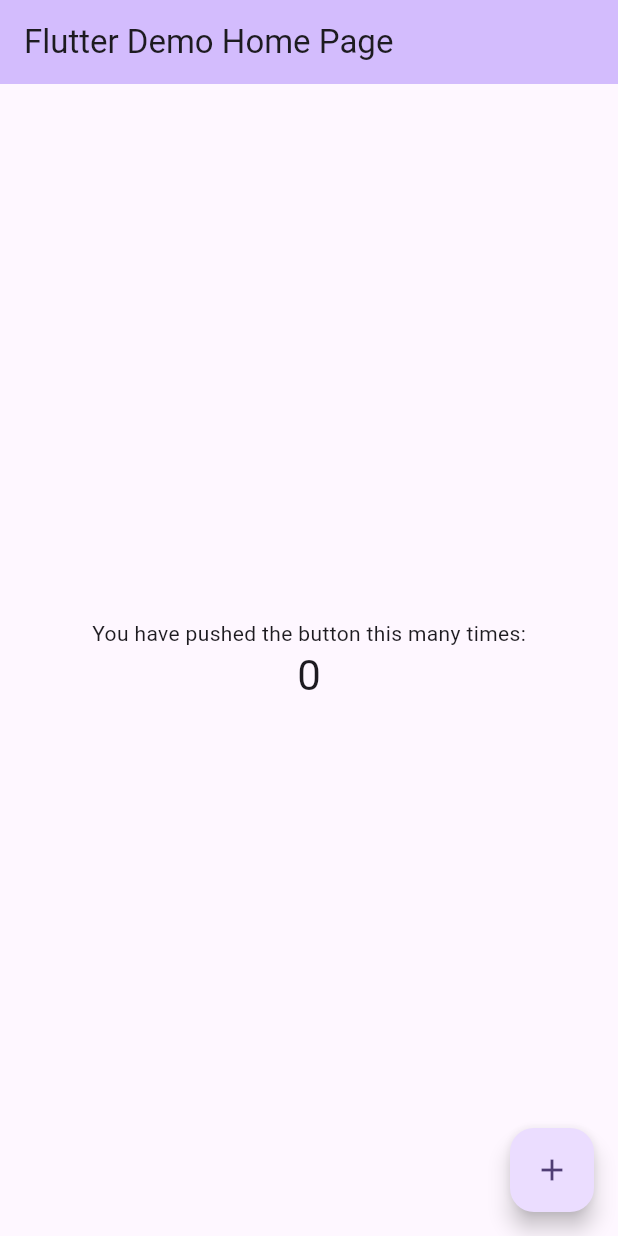
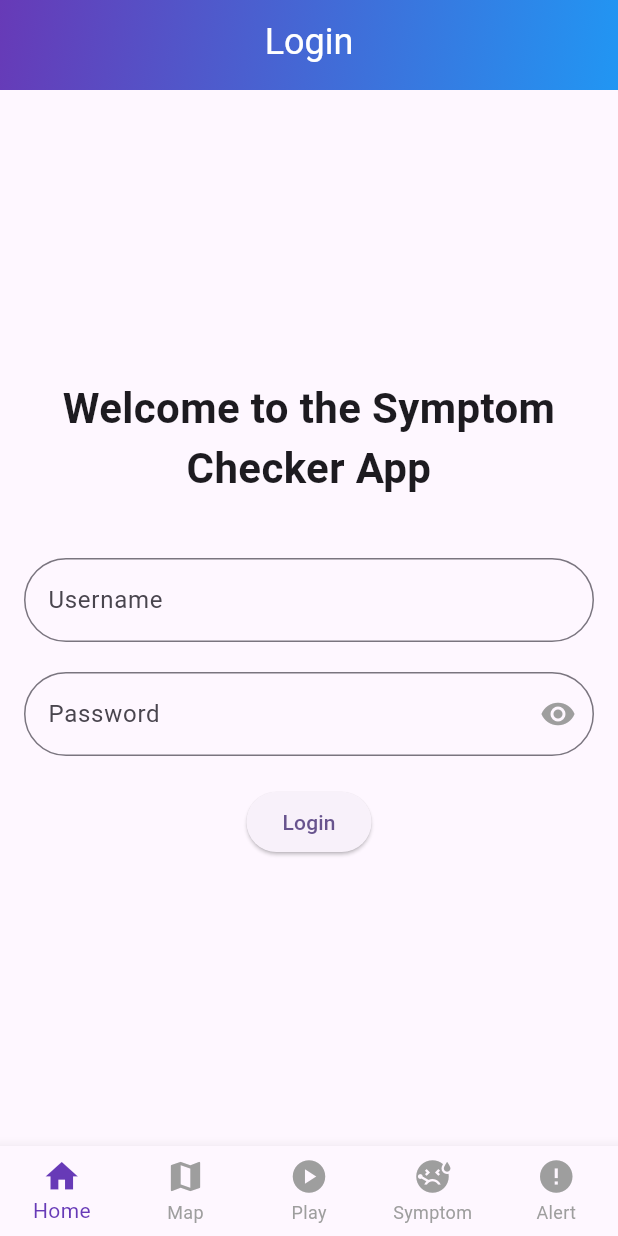
Before and after one commit to DanialBrah/FirstAid, a Flutter app: the screen it shows after launch, on a phone screen of 412 x 824 dp. Run offline on Flutter 3.47's test engine with Material 2 defaults, Android fonts, the phone set to English and light mode, and no system bars.

Commit message:
3 Interface Draft (Login, SymptomChecker, Critical Emergency

```diff
--- a/lib/main.dart
+++ b/lib/main.dart
@@ -1,4 +1,6 @@
 import 'package:flutter/material.dart';
+import 'symptomchecker.dart'; // Import the symptom checker page
+import 'criticalemergency.dart'; // Import the critical emergency page
 
 void main() {
   runApp(const MyApp());
@@ -7,46 +9,21 @@
 class MyApp extends StatelessWidget {
   const MyApp({super.key});
 
-  // This widget is the root of your application.
   @override
   Widget build(BuildContext context) {
     return MaterialApp(
-      title: 'Flutter Demo',
+      title: 'Symptom Checker App',
       theme: ThemeData(
-        // This is the theme of your application.
-        //
-        // TRY THIS: Try running your application with "flutter run". You'll see
-        // the application has a blue toolbar. Then, without quitting the app,
-        // try changing the seedColor in the colorScheme below to Colors.green
-        // and then invoke "hot reload" (save your changes or press the "hot
-        // reload" button in a Flutter-supported IDE, or press "r" if you used
-        // the command line to start the app).
-        //
-        // Notice that the counter didn't reset back to zero; the application
-        // state is not lost during the reload. To reset the state, use hot
-        // restart instead.
-        //
-        // This works for code too, not just values: Most code changes can be
-        // tested with just a hot reload.
         colorScheme: ColorScheme.fromSeed(seedColor: Colors.deepPurple),
         useMaterial3: true,
       ),
-      home: const MyHomePage(title: 'Flutter Demo Home Page'),
+      home: const MyHomePage(title: 'Login Page'),
     );
   }
 }
 
 class MyHomePage extends StatefulWidget {
   const MyHomePage({super.key, required this.title});
-
-  // This widget is the home page of your application. It is stateful, meaning
-  // that it has a State object (defined below) that contains fields that affect
-  // how it looks.
-
-  // This class is the configuration for the state. It holds the values (in this
-  // case the title) provided by the parent (in this case the App widget) and
-  // used by the build method of the State. Fields in a Widget subclass are
-  // always marked "final".
 
   final String title;
 
@@ -55,71 +32,159 @@
 }
 
 class _MyHomePageState extends State<MyHomePage> {
-  int _counter = 0;
+  final TextEditingController _usernameController = TextEditingController();
+  final TextEditingController _passwordController = TextEditingController();
+  bool _obscurePassword = true; // To toggle password visibility
+  int _selectedIndex = 0; // Default index for BottomNavigationBar
 
-  void _incrementCounter() {
+  void _onItemTapped(int index) {
     setState(() {
-      // This call to setState tells the Flutter framework that something has
-      // changed in this State, which causes it to rerun the build method below
-      // so that the display can reflect the updated values. If we changed
-      // _counter without calling setState(), then the build method would not be
-      // called again, and so nothing would appear to happen.
-      _counter++;
+      _selectedIndex = index;
+      if (index == 3) { // If "Symptom" is tapped
+        Navigator.push(
+          context,
+          MaterialPageRoute(builder: (context) => const SymptomCheckerPage()),
+        );
+      }
     });
+  }
+
+  void _login() {
+    // Here you would typically handle the login logic
+    String username = _usernameController.text;
+    String password = _passwordController.text;
+
+    // For demonstration, just print the values
+    print('Username: $username, Password: $password');
+
+    // You can also navigate to the SymptomCheckerPage after successful login
+    Navigator.push(
+      context,
+      MaterialPageRoute(builder: (context) => const SymptomCheckerPage()),
+    );
   }
 
   @override
   Widget build(BuildContext context) {
-    // This method is rerun every time setState is called, for instance as done
-    // by the _incrementCounter method above.
-    //
-    // The Flutter framework has been optimized to make rerunning build methods
-    // fast, so that you can just rebuild anything that needs updating rather
-    // than having to individually change instances of widgets.
     return Scaffold(
-      appBar: AppBar(
-        // TRY THIS: Try changing the color here to a specific color (to
-        // Colors.amber, perhaps?) and trigger a hot reload to see the AppBar
-        // change color while the other colors stay the same.
-        backgroundColor: Theme.of(context).colorScheme.inversePrimary,
-        // Here we take the value from the MyHomePage object that was created by
-        // the App.build method, and use it to set our appbar title.
-        title: Text(widget.title),
+      appBar: PreferredSize(
+        preferredSize: const Size.fromHeight(60.0),
+        child: AppBar(
+          flexibleSpace: Container(
+            decoration: const BoxDecoration(
+              gradient: LinearGradient(
+                colors: [Colors.deepPurple, Colors.blue],
+                begin: Alignment.topLeft,
+                end: Alignment.bottomRight,
               ),
-      body: Center(
-        // Center is a layout widget. It takes a single child and positions it
-        // in the middle of the parent.
+            ),
+          ),
+          title: const Text('Login', style: TextStyle(fontSize: 24, color: Colors.white)), // Set text color to white
+          centerTitle: true,
+          backgroundColor: Colors.transparent,
+          elevation: 0,
+        ),
+      ),
+      body: Padding(
+        padding: const EdgeInsets.all(16.0),
+        child: Center(
           child: Column(
-          // Column is also a layout widget. It takes a list of children and
-          // arranges them vertically. By default, it sizes itself to fit its
-          // children horizontally, and tries to be as tall as its parent.
-          //
-          // Column has various properties to control how it sizes itself and
-          // how it positions its children. Here we use mainAxisAlignment to
-          // center the children vertically; the main axis here is the vertical
-          // axis because Columns are vertical (the cross axis would be
-          // horizontal).
-          //
-          // TRY THIS: Invoke "debug painting" (choose the "Toggle Debug Paint"
-          // action in the IDE, or press "p" in the console), to see the
-          // wireframe for each widget.
             mainAxisAlignment: MainAxisAlignment.center,
             children: <Widget>[
               const Text(
-              'You have pushed the button this many times:',
+                'Welcome to the Symptom Checker App',
+                style: TextStyle(fontSize: 28, fontWeight: FontWeight.bold),
+                textAlign: TextAlign.center,
               ),
-            Text(
-              '$_counter',
-              style: Theme.of(context).textTheme.headlineMedium,
+              const SizedBox(height: 40),
+              _buildRoundedInputField(
+                controller: _usernameController,
+                labelText: 'Username',
+              ),
+              const SizedBox(height: 20),
+              _buildRoundedInputField(
+                controller: _passwordController,
+                labelText: 'Password',
+                obscureText: _obscurePassword,
+                suffixIcon: IconButton(
+                  icon: Icon(
+                    _obscurePassword ? Icons.visibility : Icons.visibility_off,
+                    color: Colors.grey,
+                  ),
+                  onPressed: () {
+                    setState(() {
+                      _obscurePassword = !_obscurePassword; // Toggle password visibility
+                    });
+                  },
+                ),
+              ),
+              const SizedBox(height: 20),
+              ElevatedButton(
+                onPressed: _login,
+                style: ElevatedButton.styleFrom(
+                  shape: RoundedRectangleBorder(
+                    borderRadius: BorderRadius.circular(30), // Rounded button
+                  ),
+                ),
+                child: const Text('Login'),
               ),
             ],
           ),
         ),
-      floatingActionButton: FloatingActionButton(
-        onPressed: _incrementCounter,
-        tooltip: 'Increment',
-        child: const Icon(Icons.add),
-      ), // This trailing comma makes auto-formatting nicer for build methods.
+      ),
+      bottomNavigationBar: BottomNavigationBar(
+        type: BottomNavigationBarType.fixed,
+        currentIndex: _selectedIndex,
+        items: const <BottomNavigationBarItem>[
+          BottomNavigationBarItem(
+            icon: Icon(Icons.home, size: 26),
+            label: 'Home',
+          ),
+          BottomNavigationBarItem(
+            icon: Icon(Icons.map, size: 26),
+            label: 'Map',
+          ),
+          BottomNavigationBarItem(
+            icon: Icon(Icons.play_circle, size: 26),
+            label: 'Play',
+          ),
+          BottomNavigationBarItem(
+            icon: Icon(Icons.sick, size: 26),
+            label: 'Symptom',
+          ),
+          BottomNavigationBarItem(
+            icon: Icon(Icons.error, size: 26),
+            label: 'Alert',
+          ),
+        ],
+        selectedItemColor: Colors.deepPurple,
+        unselectedItemColor: Colors.grey,
+        onTap: _onItemTapped,
+      ),
+    );
+  }
+
+  Widget _buildRoundedInputField({
+    required TextEditingController controller,
+    required String labelText,
+    bool obscureText = false,
+    Widget? suffixIcon,
+  }) {
+    return TextField(
+      controller: controller,
+      obscureText: obscureText,
+      decoration: InputDecoration(
+        labelText: labelText,
+        border: OutlineInputBorder(
+          borderRadius: BorderRadius.circular(30), // Rounded corners
+          borderSide: const BorderSide(color: Colors.deepPurple),
+        ),
+        focusedBorder: OutlineInputBorder(
+          borderRadius: BorderRadius.circular(30),
+          borderSide: const BorderSide(color: Colors.deepPurple),
+        ),
+        suffixIcon: suffixIcon, // Option to add a suffix icon
+      ),
     );
   }
 }
```
Also changed, not shown: lib/criticalemergency.dart (added, +119 -0 lines), lib/symptomchecker.dart (added, +181 -0 lines), assets/images/rash.png (added). Lines whose indentation alone changed are shown as unchanged.
